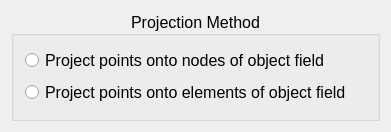
Above: src/Interface/Modules/Fields/ProjectPointsOntoMesh.ui from SCIInstitute/SCIRun before the change. Below: the same form after it.
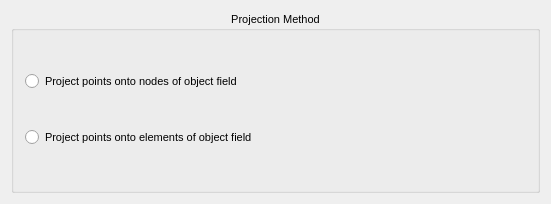
That is the form after the change.

```diff
--- a/src/Interface/Modules/Fields/ProjectPointsOntoMesh.ui
+++ b/src/Interface/Modules/Fields/ProjectPointsOntoMesh.ui
@@ -6,8 +6,8 @@
    <rect>
     <x>0</x>
     <y>0</y>
-    <width>391</width>
-    <height>132</height>
+    <width>551</width>
+    <height>204</height>
    </rect>
   </property>
   <property name="minimumSize">
@@ -24,7 +24,7 @@
     <widget class="QGroupBox" name="groupBox">
      <property name="font">
       <font>
-       <pointsize>12</pointsize>
+       <pointsize>8</pointsize>
        <weight>50</weight>
        <bold>false</bold>
       </font>
```
